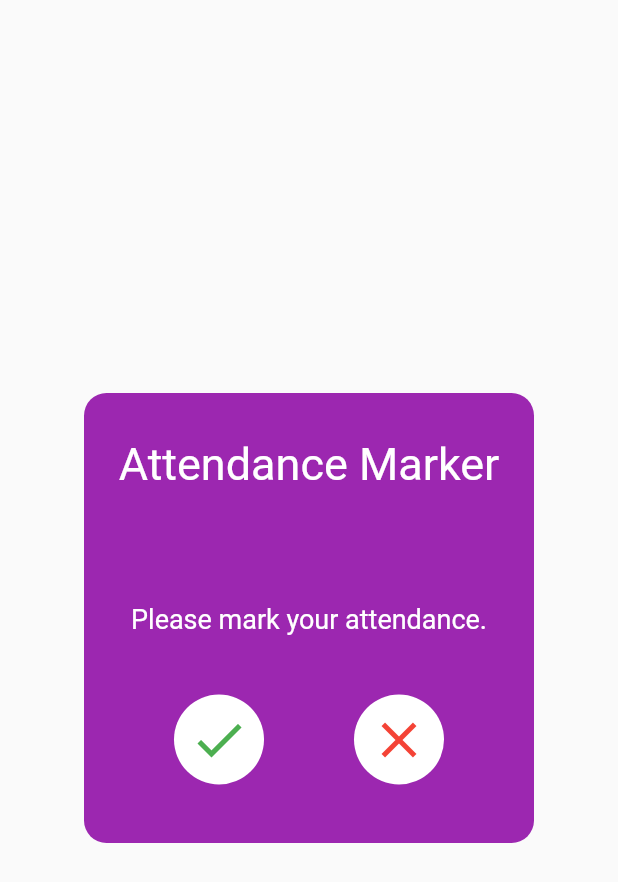
After one commit to pp2659/Employee, a Flutter app: the Daily screen opened directly, on a phone screen of 412 x 824 dp. The commit adds this screen. Shown: the top 882 px of the screen. Run offline on Flutter 3.47's test engine with Material 2 defaults, Android fonts, the phone set to English and light mode, and no system bars; our stand-ins replace cloud_firestore, firebase_auth, firebase_core, google_fonts; accounts and stored records are empty; network calls fail.

Commit message:
attendance added

```diff
--- /dev/null
+++ b/lib/dailyattendance.dart
@@ -0,0 +1,96 @@
+import 'package:cloud_firestore/cloud_firestore.dart';
+import 'package:employee_flutter_app/profile.dart';
+import 'package:firebase_auth/firebase_auth.dart';
+import 'package:flutter/cupertino.dart';
+import 'package:flutter/material.dart';
+final _firestore= FirebaseFirestore.instance;
+final FirebaseAuth auth = FirebaseAuth.instance;
+class Daily extends StatefulWidget
+{
+  @override
+  State<StatefulWidget> createState() {
+    // TODO: implement createState
+    return DailyState();
+  }
+
+}
+
+class DailyState extends State<Daily> {
+  @override
+  Widget build(BuildContext context) {
+    DateTime now = new DateTime.now();
+    DateTime date = new DateTime(now.year, now.month, now.day);
+    // TODO: implement build
+    return Scaffold(
+      body: Center(
+        child: Container(
+          height: 300,
+          width: 300,
+          decoration: BoxDecoration(
+            borderRadius: BorderRadius.circular(15),
+            color: Colors.purple,
+          ),
+          child: Column(
+            crossAxisAlignment: CrossAxisAlignment.center,
+            children: [
+              SizedBox(
+                height: 30,
+              ),
+              Text('Attendance Marker',style: TextStyle(color: Colors.white,fontSize: 30),),
+              SizedBox(
+                height: 75,
+              ),
+              Text('Please mark your attendance.',style: TextStyle(color: Colors.white,fontSize: 18),),
+              SizedBox(
+                height: 40,
+              ),
+              Row(
+                mainAxisAlignment: MainAxisAlignment.spaceEvenly,
+                children: [
+                 GestureDetector(
+                   child: CircleAvatar(
+                     backgroundColor: Colors.white,
+                     radius: 30,
+                     child: Icon(
+                       Icons.check,
+                       color: Colors.green,
+                       size: 40,
+                     ),
+                   ),
+                   onTap: (){
+                     _firestore.collection('attendance').doc(auth.currentUser.uid).collection(date.toString().substring(0,date.toString().indexOf(' '))).add(
+                       {
+                         'attendance':'P',
+                       }
+                     );
+                     Navigator.push(context,MaterialPageRoute(builder: (context)=>Profile()));
+                   },
+                 ),
+                 GestureDetector(
+                   child: CircleAvatar(
+                     backgroundColor: Colors.white,
+                     radius: 30,
+                     child: Icon(
+                       Icons.close,
+                       color: Colors.red,
+                       size: 40,
+                     ),
+                   ),
+                   onTap: (){
+                     _firestore.collection('attendance').doc(auth.currentUser.uid).collection(date.toString().substring(0,date.toString().indexOf(' '))).add(
+                         {
+                           'attendance':'A',
+                         }
+                     );
+                     Navigator.push(context,MaterialPageRoute(builder: (context)=>Profile()));
+                   },
+                 ),
+                ],
+              ),
+            ],
+          )
+        ),
+      ),
+    );
+  }
+}
```
Also changed, not shown: lib/attendence.dart (+12 -13 lines), lib/login.dart (+21 -4 lines).
